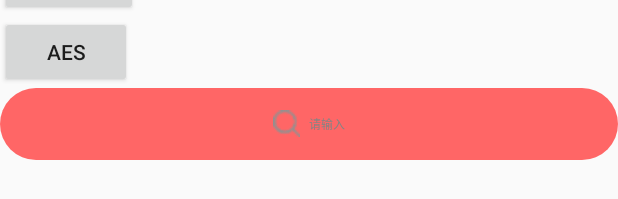
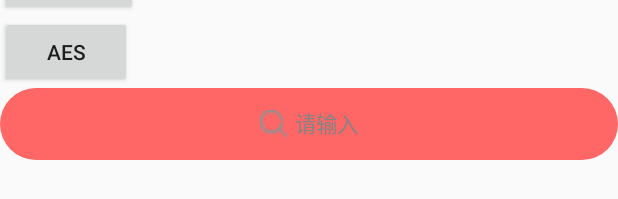
Before and after one commit to ZmjDns/viewpagertest, an Android app: the layout activity_main.xml on its own in the app's theme, with its tools: preview values and no code run, on a phone screen of 412 x 824 dp. Shown: the part 200-399 px from the top of the screen. Run offline under Robolectric (Android 15) with nearby library versions, the phone set to English and light mode, and no system bars.

Commit message:
自定义EditTextView

```diff
--- a/app/src/main/java/com/zmj/viewpagertest/widget/SearchView.java
+++ b/app/src/main/java/com/zmj/viewpagertest/widget/SearchView.java
@@ -45,7 +45,7 @@ public class SearchView extends AppCompatTextView {
     private void initPaint() {
         mPaint = new Paint(Paint.ANTI_ALIAS_FLAG);
         mPaint.setColor(textColor);
-        mPaint.setTextSize(textColor);
+        mPaint.setTextSize(textSize);
     }
 
     @Override
@@ -59,7 +59,7 @@ public class SearchView extends AppCompatTextView {
             float textWidth = mPaint.measureText("请输入");
             float textHeight = getFontLeading(mPaint);
 
-            float dx = (getWidth() - imageWidth - textWidth -8) / 2;
+            float dx = (getWidth() - imageWidth - textWidth - 8) / 2;
             float dy = (getHeight() - imageWidth) / 2;
 
             canvas.save();
```
